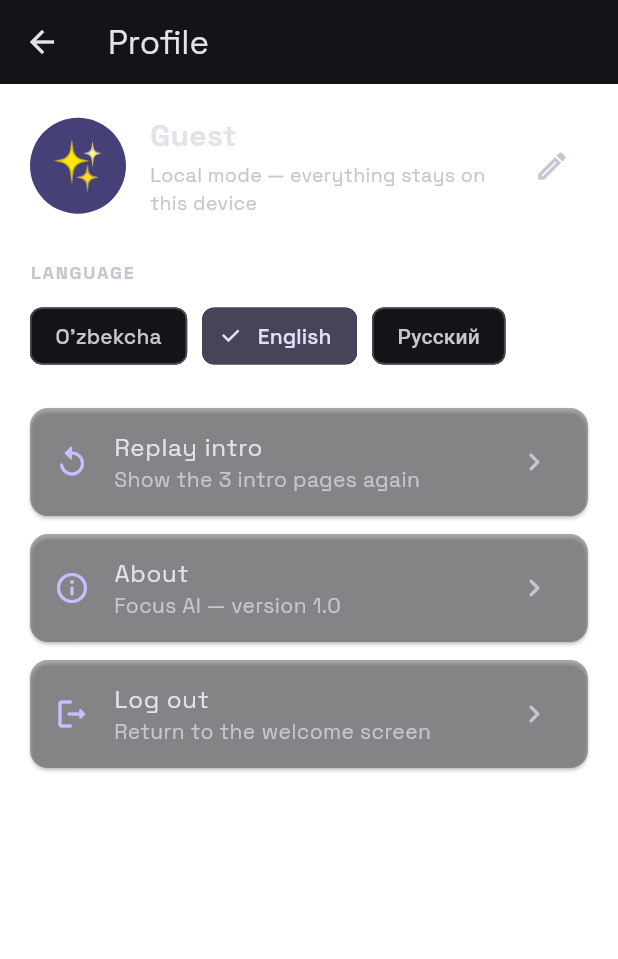
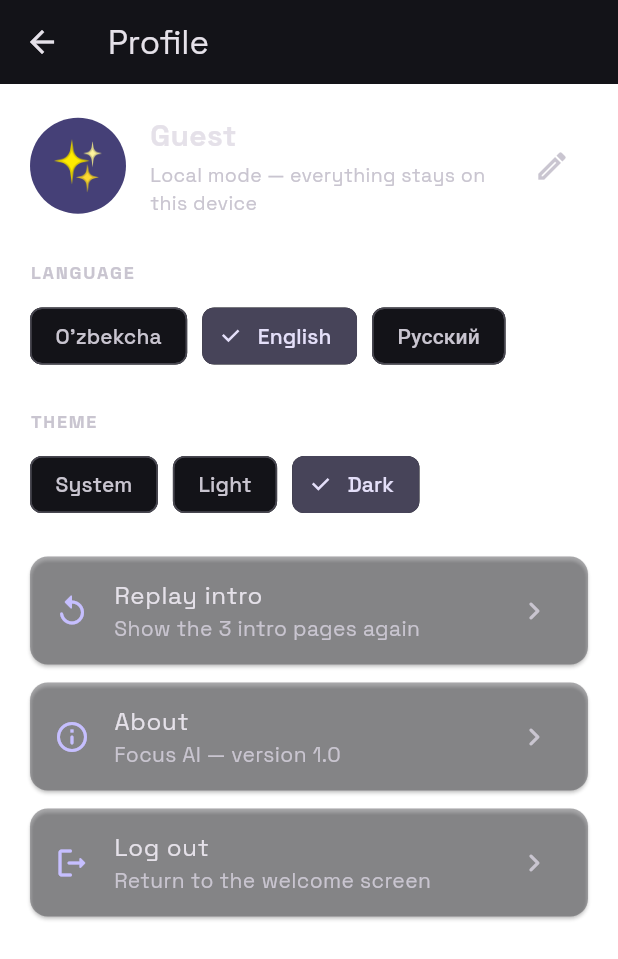
Before and after one commit to jahongirmath08-design/focus_ai, a Flutter app: the ProfileScreen screen opened directly, after a tap on "English", on a phone screen of 412 x 824 dp. Shown: the top 959 px of the screen. Run offline on Flutter 3.47's test engine with Material 3 defaults, Android fonts, the light colour scheme and no system bars; our stand-ins replace fl_chart, flutter_riverpod, hive_ce_flutter, image_picker, sensors_plus, speech_to_text; accounts and stored records are empty.

Commit message:
feat: light/dark mavzu almashtirgich (profil) + adaptiv ranglar

```diff
--- a/lib/core/l10n/l10n.dart
+++ b/lib/core/l10n/l10n.dart
@@ -182,6 +182,12 @@ class L10n {
     'Все привычки, история, серии и чаты будут безвозвратно удалены. Это нельзя отменить.',
   );
   String get wipeConfirm => _p("Ha, o'chirish", 'Yes, erase', 'Да, стереть');
+
+  // ---------- Mavzu (theme) ----------
+  String get themeLabel => _p('Mavzu', 'Theme', 'Тема');
+  String get themeLight => _p("Yorug'", 'Light', 'Светлая');
+  String get themeDark => _p('Tungi', 'Dark', 'Тёмная');
+  String get themeSystem => _p('Tizim', 'System', 'Система');
 
   // ---------- Profil ----------
   String get profileTitle => _p('Profil', 'Profile', 'Профиль');
--- a/lib/core/state/app_settings.dart
+++ b/lib/core/state/app_settings.dart
@@ -1,3 +1,4 @@
+import 'package:flutter/material.dart';
 import 'package:flutter_riverpod/flutter_riverpod.dart';
 import 'package:hive_ce_flutter/hive_ce_flutter.dart';
 
@@ -150,3 +151,42 @@ class GeminiKeyNotifier extends Notifier<String> {
     } catch (_) {}
   }
 }
+
+/// Mavzu rejimi (Tungi / Yorug' / Tizim) — Hive 'settings' 'theme_mode'.
+/// Standart: tungi (ilovaning imzo ko'rinishi).
+final themeModeProvider = NotifierProvider<ThemeModeNotifier, ThemeMode>(
+  ThemeModeNotifier.new,
+);
+
+class ThemeModeNotifier extends Notifier<ThemeMode> {
+  @override
+  ThemeMode build() {
+    try {
+      final v =
+          Hive.box('settings').get('theme_mode', defaultValue: 'dark')
+              as String;
+      return _fromString(v);
+    } catch (_) {
+      return ThemeMode.dark;
+    }
+  }
+
+  void setMode(ThemeMode m) {
+    state = m;
+    try {
+      Hive.box('settings').put('theme_mode', _toString(m));
+    } catch (_) {}
+  }
+
+  static ThemeMode _fromString(String v) => switch (v) {
+    'light' => ThemeMode.light,
+    'system' => ThemeMode.system,
+    _ => ThemeMode.dark,
+  };
+
+  static String _toString(ThemeMode m) => switch (m) {
+    ThemeMode.light => 'light',
+    ThemeMode.system => 'system',
+    _ => 'dark',
+  };
+}
--- a/lib/features/profile/ui/profile_screen.dart
+++ b/lib/features/profile/ui/profile_screen.dart
@@ -21,6 +21,7 @@ class ProfileScreen extends ConsumerWidget {
     final scheme = Theme.of(context).colorScheme;
     final t = ref.watch(l10nProvider);
     final lang = ref.watch(languageProvider);
+    final themeMode = ref.watch(themeModeProvider);
     final userName = ref.watch(userNameProvider);
     final emoji = ref.watch(userEmojiProvider);
     final displayName = userName.trim().isEmpty ? t.guest : userName.trim();
@@ -90,6 +91,33 @@ class ProfileScreen extends ConsumerWidget {
                   selected: lang == l,
                   onSelected: (_) =>
                       ref.read(languageProvider.notifier).setLanguage(l),
+                ),
+            ],
+          ),
+          const SizedBox(height: 24),
+          Text(
+            t.themeLabel.toUpperCase(),
+            style: TextStyle(
+              fontSize: 12,
+              letterSpacing: 1.2,
+              color: scheme.onSurfaceVariant,
+              fontWeight: FontWeight.w600,
+            ),
+          ),
+          const SizedBox(height: 10),
+          Wrap(
+            spacing: 10,
+            children: [
+              for (final m in ThemeMode.values)
+                ChoiceChip(
+                  label: Text(switch (m) {
+                    ThemeMode.light => t.themeLight,
+                    ThemeMode.dark => t.themeDark,
+                    ThemeMode.system => t.themeSystem,
+                  }),
+                  selected: themeMode == m,
+                  onSelected: (_) =>
+                      ref.read(themeModeProvider.notifier).setMode(m),
                 ),
             ],
           ),
--- a/lib/main.dart
+++ b/lib/main.dart
@@ -22,30 +22,32 @@ Future<void> main() async {
   } catch (e, st) {
     debugPrint('HIVE INIT muammosi (ilova saqlashsiz davom etadi): $e\n$st');
   }
-  runApp(const FocusAiApp());
+  runApp(const ProviderScope(child: FocusAiApp()));
 }
 
-class FocusAiApp extends StatelessWidget {
+class FocusAiApp extends ConsumerWidget {
   const FocusAiApp({super.key});
 
-  @override
-  Widget build(BuildContext context) {
-    final base = ThemeData(
+  ThemeData _theme(Brightness brightness) => ThemeData(
     useMaterial3: true,
     colorScheme: ColorScheme.fromSeed(
       seedColor: AppColors.accent,
-        brightness: Brightness.dark,
+      brightness: brightness,
     ),
     // Premium tipografiya — Space Grotesk (ilova ichiga joylangan, offline ham).
     fontFamily: 'SpaceGrotesk',
   );
-    return ProviderScope(
-      child: MaterialApp(
+
+  @override
+  Widget build(BuildContext context, WidgetRef ref) {
+    final mode = ref.watch(themeModeProvider);
+    return MaterialApp(
       title: 'Focus AI',
       debugShowCheckedModeBanner: false,
-        theme: base,
+      theme: _theme(Brightness.light),
+      darkTheme: _theme(Brightness.dark),
+      themeMode: mode,
       home: const RootGate(),
-      ),
     );
   }
 }
```
Also changed, not shown: lib/features/active_session/ui/active_session_screen.dart (+5 -4 lines). Lines whose indentation alone changed are shown as unchanged.
